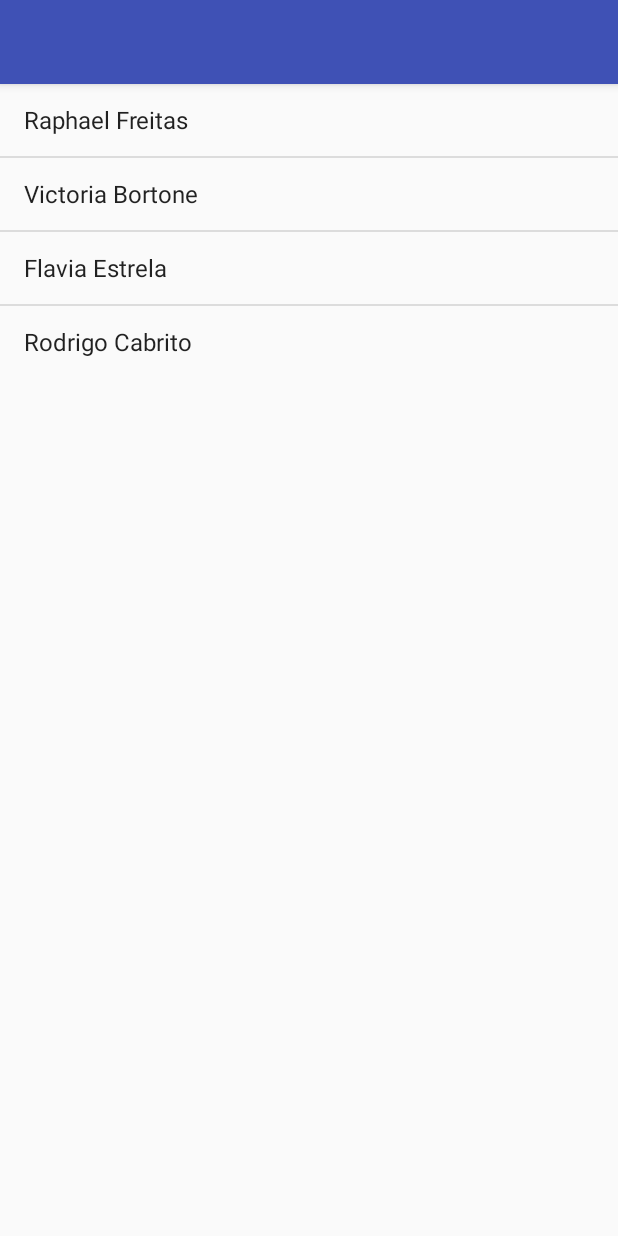
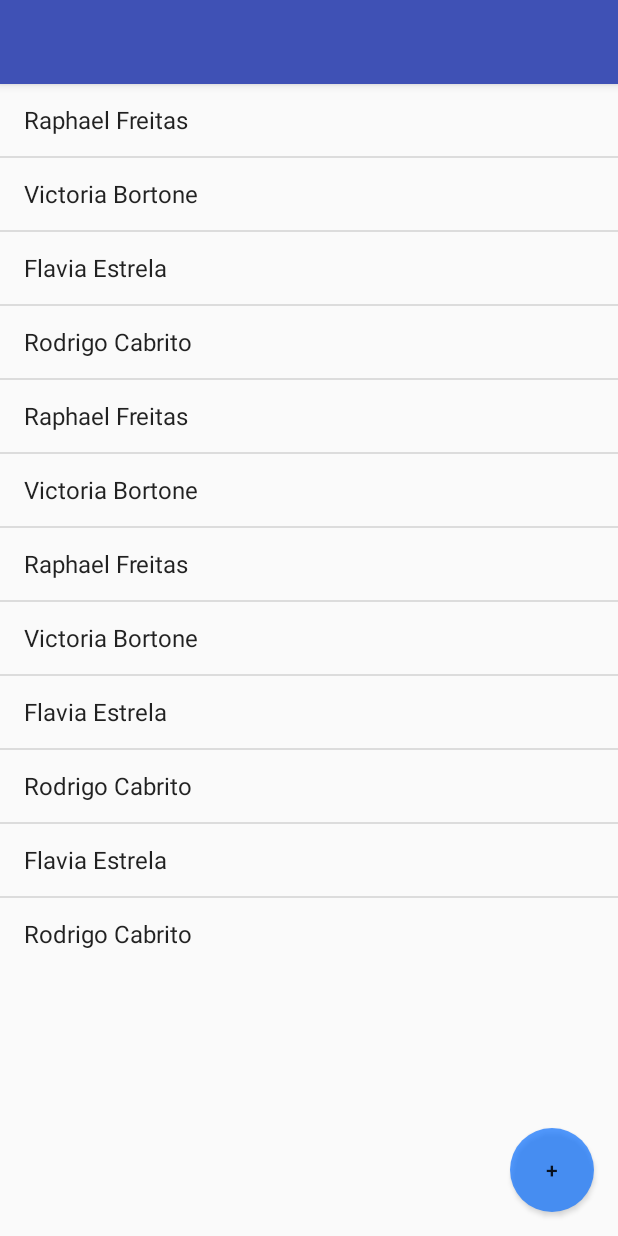
Before and after one commit to jRaphaDev/schedule-android-java, an Android app: the screen it shows after launch (ListaAlunosActivity), on a phone screen of 412 x 824 dp. Run offline under Robolectric (Android 15) with nearby library versions, the phone set to English and light mode, and no system bars.

Commit message:
add button to add

```diff
--- a/app/src/main/java/com/freitas/agenda/ListaAlunosActivity.java
+++ b/app/src/main/java/com/freitas/agenda/ListaAlunosActivity.java
@@ -15,7 +15,7 @@ public class ListaAlunosActivity extends AppCompatActivity {
         super.onCreate(savedInstanceState);
         setContentView(R.layout.activity_lista_alunos);
 
-        String[] alunos = {"Raphael Freitas", "Victoria Bortone", "Flavia Estrela", "Rodrigo Cabrito"};
+        String[] alunos = {"Raphael Freitas", "Victoria Bortone", "Flavia Estrela", "Rodrigo Cabrito", "Raphael Freitas", "Victoria Bortone", "Raphael Freitas", "Victoria Bortone", "Flavia Estrela", "Rodrigo Cabrito", "Flavia Estrela", "Rodrigo Cabrito"};
         ListView listaAlunos = findViewById(R.id.lista_alunos);
 
         ArrayAdapter<String> arrayAdapter = new ArrayAdapter<String>(this, android.R.layout.simple_list_item_1, alunos);
--- /dev/null
+++ b/app/src/main/res/drawable/fundo.xml
@@ -0,0 +1,6 @@
+<?xml version="1.0" encoding="utf-8"?>
+<shape xmlns:android="http://schemas.android.com/apk/res/android"
+    android:shape="oval">
+    <solid android:color="#ab006aff"></solid>
+
+</shape>
--- a/app/src/main/res/layout/activity_lista_alunos.xml
+++ b/app/src/main/res/layout/activity_lista_alunos.xml
@@ -1,5 +1,6 @@
 <?xml version="1.0" encoding="utf-8"?>
-<LinearLayout
+
+<RelativeLayout
     xmlns:android="http://schemas.android.com/apk/res/android"
     android:layout_width="match_parent"
     android:layout_height="match_parent"
@@ -10,4 +11,14 @@
         android:layout_height="wrap_content"
         android:id="@+id/lista_alunos" />
 
-</LinearLayout>
+    <Button
+        android:layout_width="56dp"
+        android:layout_height="56dp"
+        android:text="+"
+        android:layout_marginBottom="16dp"
+        android:layout_marginRight="16dp"
+        android:layout_alignParentBottom="true"
+        android:layout_alignParentRight="true"
+        android:background="@drawable/fundo"/>
+
+</RelativeLayout>
```
